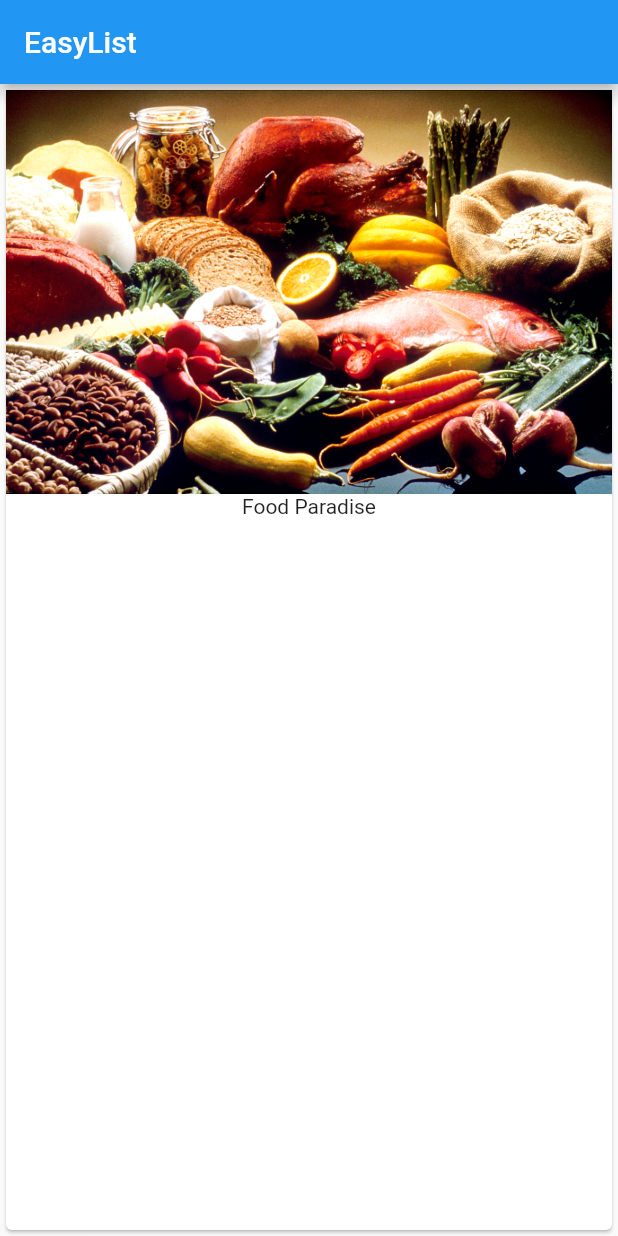
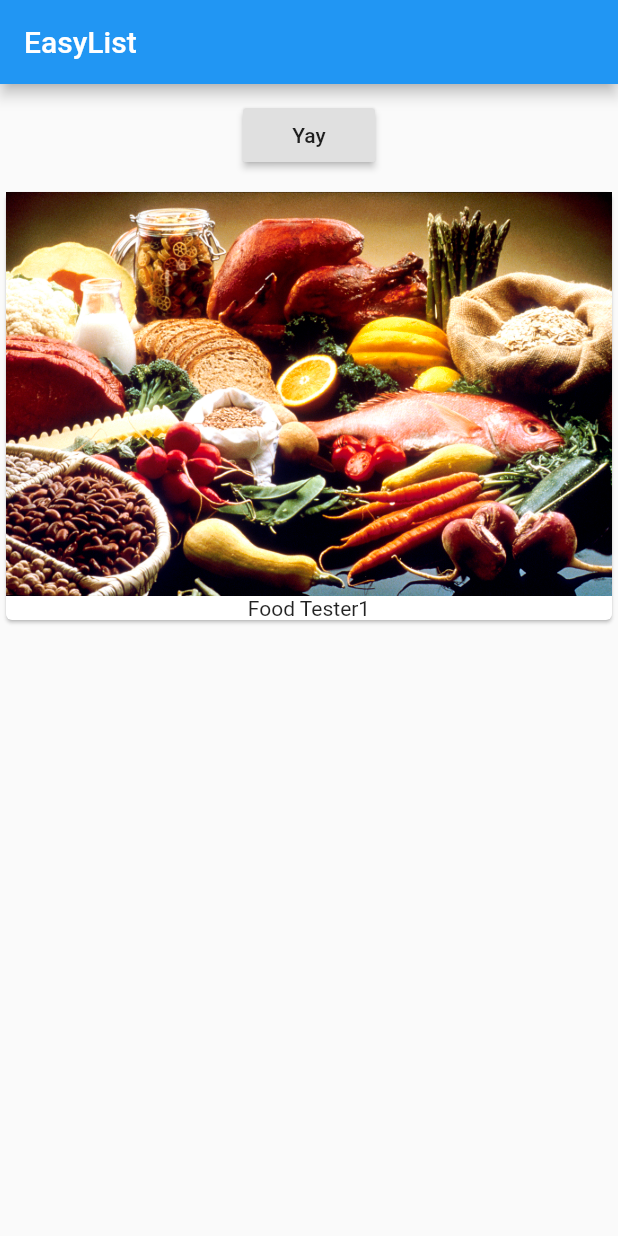
Before and after one commit to varnem2/flutter_myapp, a Flutter app: the screen it shows after launch, on a phone screen of 412 x 824 dp. Run offline on Flutter 3.47's test engine with Material 2 defaults, Android fonts, the phone set to English and light mode, and no system bars.

Commit message:
Added in multiple cards. No Scroll.

```diff
--- a/lib/main.dart
+++ b/lib/main.dart
@@ -2,7 +2,17 @@ import 'package:flutter/material.dart';
 
 void main() => runApp(MyApp());
 
-class MyApp extends StatelessWidget {
+class MyApp extends StatefulWidget {
+  @override
+  State<StatefulWidget> createState() {
+    // TODO: implement createState
+    return _MyAppState();
+  }
+}
+
+class _MyAppState extends State<MyApp> {
+  List<String> _products = ['Food Tester1'];
+
   @override
   Widget build(BuildContext context) {
     return MaterialApp(
@@ -10,15 +20,30 @@ class MyApp extends StatelessWidget {
       appBar: AppBar(
         title: Text('EasyList'),
       ),
-        body: Card(
+      body: Column(children: [
+        Container(
+          margin: EdgeInsets.all(10),
+          child: RaisedButton(onPressed: () {
+            setState(() {
+              _products.add('Yay123');
+              print(_products);
+            });
+
+            //print(_products);
+          }, child: Text('Yay')),
+        ),
+        Column(
+            children: _products
+                .map((elements) => Card(
                       child: Column(
                         children: <Widget>[
                           Image.asset('assets/food.jpg'),
-              Text('Food Paradise')
+                          Text(elements)
                         ],
                       ),
-        ),
-      ),
-    );
+                    ))
+                .toList())
+      ]),
+    ));
   }
 }
```
Lines whose indentation alone changed are shown as unchanged.
